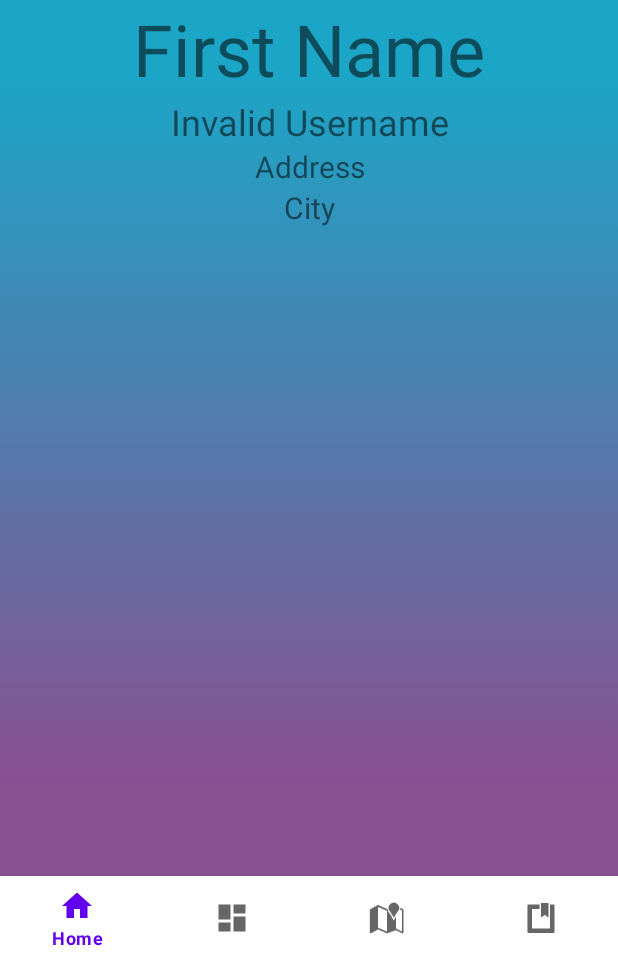
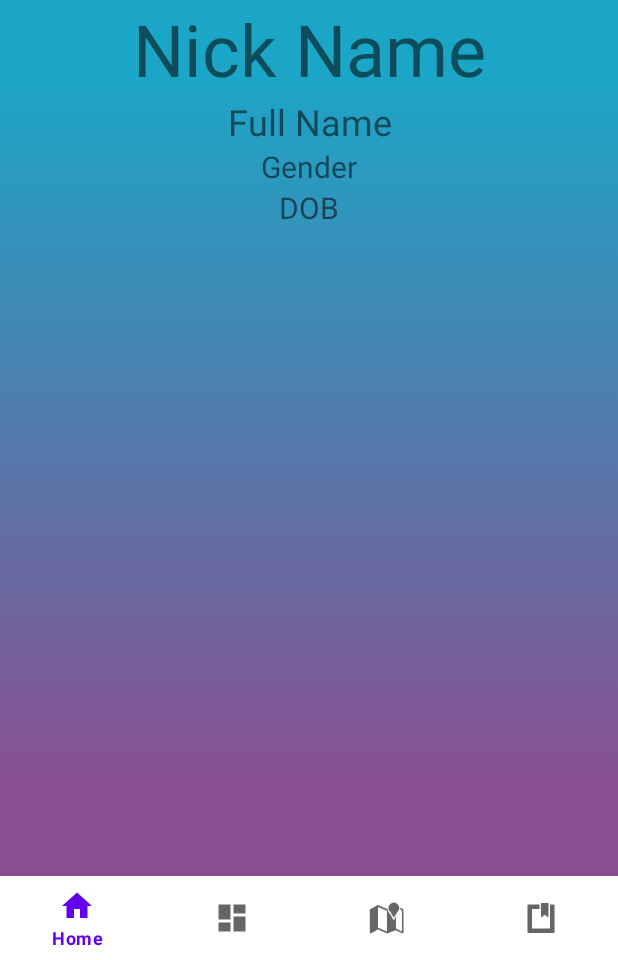
Before and after one commit to zumbamel06/WanderLust, an Android app: the screen it shows after launch (MainActivity), on a phone screen of 412 x 824 dp, the part 276-1236 px from its top. Run offline under Robolectric (Android 15) with nearby library versions, the phone set to English and light mode, and no system bars; our stand-ins replace navigation-ui.

Commit message:
Fixed Home view. Now takes the data from database.

```diff
--- a/app/src/main/java/com/wanderlab/wanderlustcompanion/MainActivity.kt
+++ b/app/src/main/java/com/wanderlab/wanderlustcompanion/MainActivity.kt
@@ -1,7 +1,10 @@
 package com.wanderlab.wanderlustcompanion
+
 
 import android.os.Bundle
 import androidx.appcompat.app.AppCompatActivity
+import androidx.fragment.app.FragmentManager
+import androidx.fragment.app.FragmentTransaction
 import androidx.navigation.findNavController
 import androidx.navigation.ui.AppBarConfiguration
 import androidx.navigation.ui.setupActionBarWithNavController
@@ -10,6 +13,7 @@ import com.google.android.material.bottomnavigation.BottomNavigationView
 import com.wanderlab.wanderlustcompanion.data.model.LoggedInUser
 import com.wanderlab.wanderlustcompanion.databinding.ActivityMainBinding
 import com.wanderlab.wanderlustcompanion.ui.home.HomeFragment
+
 
 class MainActivity : AppCompatActivity() {
 
@@ -35,19 +39,17 @@ class MainActivity : AppCompatActivity() {
         setupActionBarWithNavController(navController, appBarConfiguration)
         navView.setupWithNavController(navController)
         this.displayname = intent.getStringExtra("login_name")
+
         val dbHelper = DBHelper(this, "wanderlust.db", null, 1)
         val userInfo: LoggedInUser = dbHelper.user_Info(this.displayname.toString())
 
-        val bundle = Bundle()
-        bundle.putString("login_name", this.displayname)
-        bundle.putString("first_name", userInfo.nickName)
-        bundle.putString("last_name", userInfo.fullName)
-        bundle.putString("address", userInfo.gender)
-        bundle.putString("city", userInfo.dob)
-        bundle.putString("email", userInfo.email)
-        //val dbHelper = DBHelper(this, "wanderlust.db", null, 1)
-        //val userInfo: LoggedInUser = dbHelper.user_Info(this.displayname.toString())
-        val fragobj = HomeFragment()
-        fragobj.arguments = bundle
+        val fragmentTransaction: FragmentTransaction = supportFragmentManager.beginTransaction()
+
+        val fragment: HomeFragment = HomeFragment.newInstance(this.displayname.toString(),
+            userInfo.nickName,userInfo.fullName,userInfo.gender,userInfo.dob,userInfo.email)
+        fragmentTransaction.add(R.id.frament_home, fragment)
+
+        fragmentTransaction.commit()
+
     }
 }
--- a/app/src/main/java/com/wanderlab/wanderlustcompanion/ui/home/HomeFragment.kt
+++ b/app/src/main/java/com/wanderlab/wanderlustcompanion/ui/home/HomeFragment.kt
@@ -1,6 +1,7 @@
 package com.wanderlab.wanderlustcompanion.ui.home
 
 
+import android.R.attr.name
 import android.os.Bundle
 import android.view.LayoutInflater
 import android.view.View
@@ -8,8 +9,6 @@ import android.view.ViewGroup
 import android.widget.TextView
 import androidx.fragment.app.Fragment
 import androidx.lifecycle.ViewModelProvider
-import com.wanderlab.wanderlustcompanion.DBHelper
-import com.wanderlab.wanderlustcompanion.data.model.LoggedInUser
 import com.wanderlab.wanderlustcompanion.databinding.FragmentHomeBinding
 
 
@@ -18,15 +17,26 @@ class HomeFragment : Fragment() {
     private var email: String? = null
     private var city: String? = null
     private var address: String? = null
-    private var firstName: String? = null
-    private var lastName: String? = null
-    private var display_name: String? = null
+    private var last_name: String? = null
+    private var first_name: String? = null
+    private var displayname: String? = null
     private var _binding: FragmentHomeBinding? = null
 
     // This property is only valid between onCreateView and
     // onDestroyView.
     private val binding get() = _binding!!
 
+
+    private fun readBundle(bundle: Bundle?) {
+        if (bundle != null) {
+            this.displayname = bundle.getString("login_name")
+            this.first_name = bundle.getString("first_name")
+            this.last_name = bundle.getString("last_name")
+            this.address = bundle.getString("address")
+            this.city = bundle.getString("city")
+            this.email = bundle.getString("email")
+        }
+    }
     override fun onCreateView(
         inflater: LayoutInflater,
         container: ViewGroup?,
@@ -42,22 +52,17 @@ class HomeFragment : Fragment() {
         homeViewModel.text.observe(viewLifecycleOwner) {
             textView.text = it
         }
-        /*
-        this.display_name = requireArguments().getString("login_name")
-        this.firstName = requireArguments().getString("first_name")
-        this.lastName = requireArguments().getString("last_name")
-        this.address = requireArguments().getString("address")
-        this.city = requireArguments().getString("city")
-        this.email = requireArguments().getString("email")
+        readBundle(arguments);
+
         val firstName:TextView = binding.firstNameTextHome
         val lastName:TextView = binding.lastNameTextHome
         val address:TextView = binding.addressViewHome
         val city:TextView = binding.cityViewHome
-        lastName.text = this.lastName
-        firstName.text = this.firstName
+        lastName.text = this.last_name
+        firstName.text = this.first_name
         address.text = this.address
         city.text = this.city
-        */
+
         return root
     }
 
@@ -65,4 +70,21 @@ class HomeFragment : Fragment() {
         super.onDestroyView()
         _binding = null
     }
+
+    companion object {
+
+        fun newInstance(displayname: String, firstname: String, lastname: String, address: String, city:String, email:String): HomeFragment {
+            val bundle = Bundle()
+            bundle.putString("login_name", displayname)
+            bundle.putString("first_name", firstname)
+            bundle.putString("last_name", lastname)
+            bundle.putString("address", address)
+            bundle.putString("city", city)
+            bundle.putString("email", email)
+
+            val fragment = HomeFragment()
+            fragment.arguments = bundle
+            return fragment
+        }
+    }
 }
--- a/app/src/main/res/layout/fragment_home.xml
+++ b/app/src/main/res/layout/fragment_home.xml
@@ -2,6 +2,7 @@
 <androidx.constraintlayout.widget.ConstraintLayout xmlns:android="http://schemas.android.com/apk/res/android"
     xmlns:app="http://schemas.android.com/apk/res-auto"
     xmlns:tools="http://schemas.android.com/tools"
+    android:id="@+id/frament_home"
     android:layout_width="match_parent"
     android:layout_height="match_parent"
     tools:context=".ui.home.HomeFragment">
```
